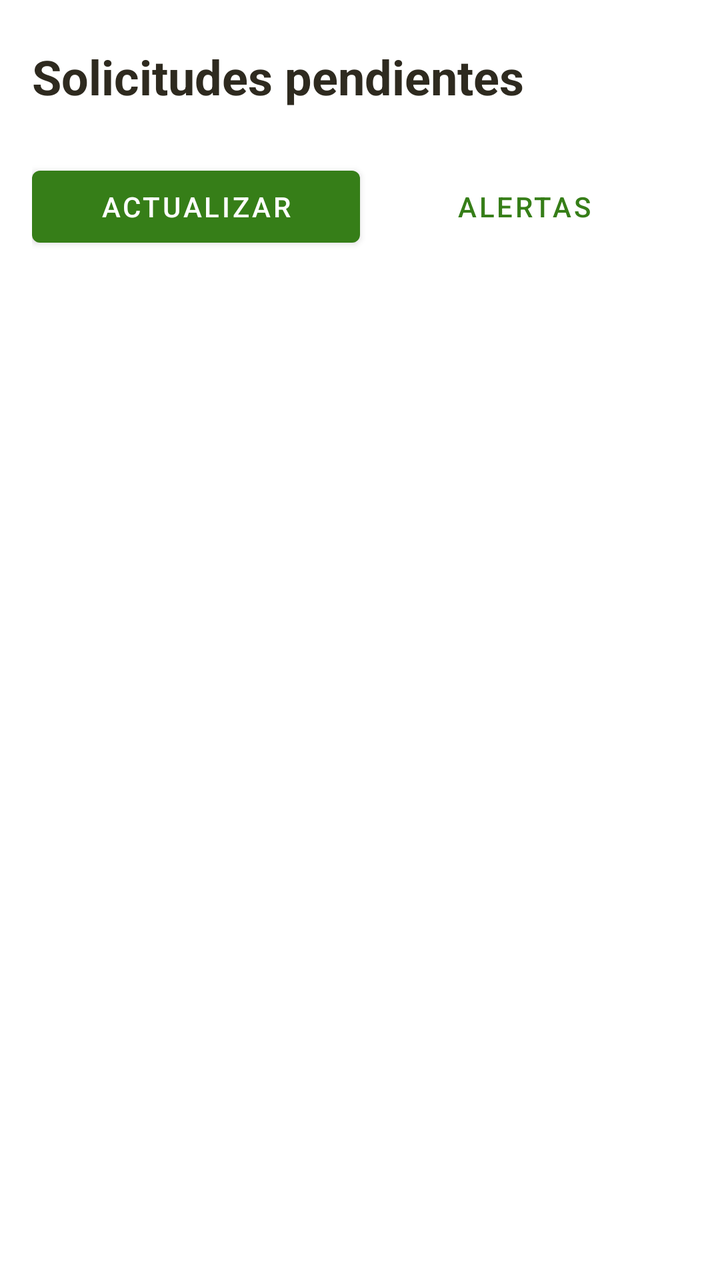
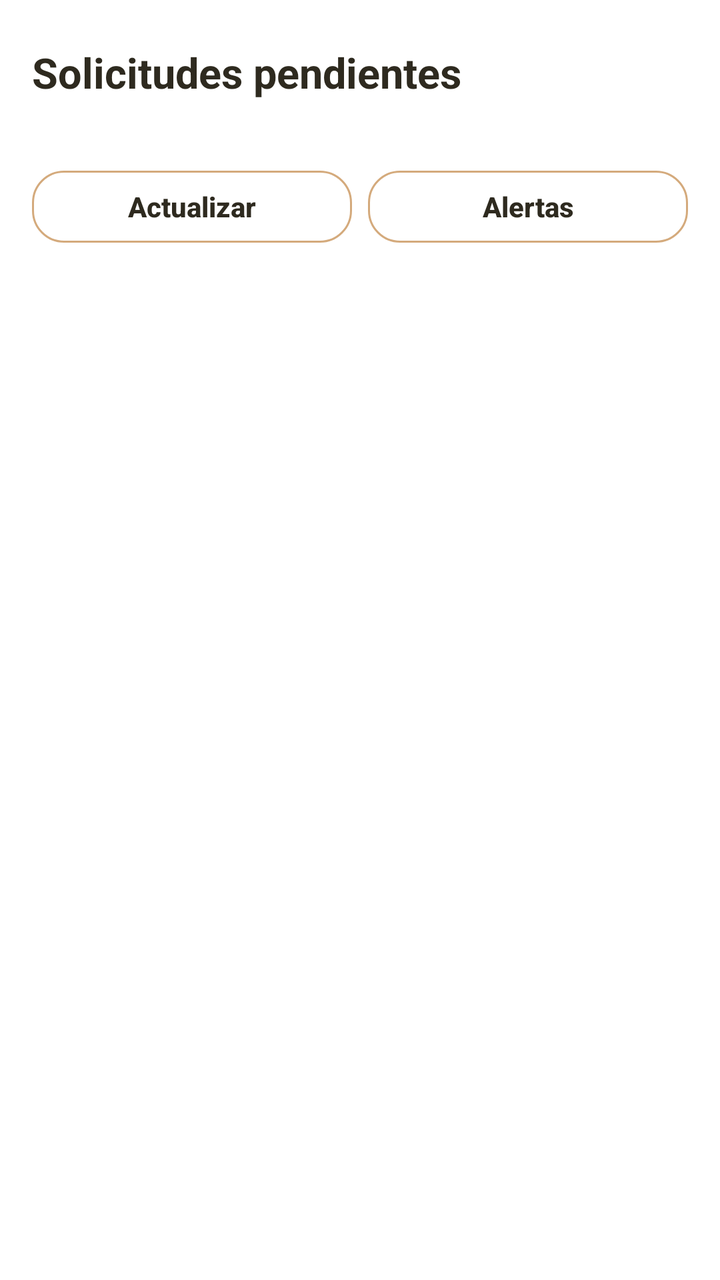

Two renders of the same Android screen: before a commit and after it. Below are the layout's source before the change and the commit's diff.
<!-- AndroidManifest.xml: application theme Theme.Ocasion_mobil_v2 -->
<!-- res/layout/fragment_reservaciones_inbox.xml -->
<LinearLayout xmlns:android="http://schemas.android.com/apk/res/android"
    android:layout_width="match_parent" android:layout_height="match_parent" android:orientation="vertical" android:padding="16dp">
    <TextView style="@style/ReservaTexto" android:text="@string/reserva_bandeja" android:textSize="24sp" android:textStyle="bold" />
    <TextView style="@style/ReservaTexto" android:id="@+id/tvConteoReservas" android:textSize="14sp" android:textColor="@color/texto_secundario" android:accessibilityLiveRegion="polite" />
    <LinearLayout android:layout_width="match_parent" android:layout_height="wrap_content" android:orientation="horizontal">
        <Button android:id="@+id/btnActualizarReservas" android:layout_width="0dp" android:layout_height="wrap_content" android:layout_weight="1" android:text="Actualizar" android:minHeight="48dp" />
        <Button android:id="@+id/btnActivarAlertas" style="@style/Widget.MaterialComponents.Button.TextButton" android:layout_width="0dp" android:layout_height="wrap_content" android:layout_weight="1" android:text="Alertas" android:minHeight="48dp" />
    </LinearLayout>
    <TextView style="@style/ReservaTexto" android:id="@+id/tvEstadoAlertas" android:textSize="12sp" android:textColor="@color/texto_secundario" />
    <ProgressBar android:id="@+id/progressReservaciones" android:layout_width="32dp" android:layout_height="32dp" android:layout_gravity="center" android:visibility="gone" />
    <TextView style="@style/ReservaTexto" android:id="@+id/tvErrorReservaciones" android:textColor="@color/rojo_error" android:visibility="gone" android:accessibilityLiveRegion="polite" />
    <TextView style="@style/ReservaTexto" android:id="@+id/tvReservasVacias" android:text="Estás al día. No tienes solicitudes pendientes." android:gravity="center" android:padding="24dp" android:visibility="gone" />
    <androidx.recyclerview.widget.RecyclerView android:id="@+id/rvReservaciones" android:layout_width="match_parent" android:layout_height="0dp" android:layout_weight="1" android:clipToPadding="false" android:paddingBottom="16dp" />
</LinearLayout>
<!-- resources referenced by this layout -->
<resources>
  <color name="rojo_error">#CC3636</color>
  <color name="texto_secundario">#6E6A5A</color>
  <string name="reserva_bandeja">Solicitudes pendientes</string>
  <style name="ReservaTexto">
          <item name="android:layout_width">match_parent</item>
          <item name="android:layout_height">wrap_content</item>
          <item name="android:textSize">16sp</item>
          <item name="android:textColor">@color/texto_principal</item>
          <item name="android:layout_marginTop">6dp</item>
      </style>
  <style name="Theme.Ocasion_mobil_v2" parent="Theme.MaterialComponents.Light.NoActionBar">
          <item name="colorPrimary">@color/verde_primario</item>
          <item name="colorPrimaryVariant">@color/verde_primario</item>
          <item name="colorOnPrimary">@color/blanco</item>
          <item name="colorSecondary">@color/naranja_primario</item>
          <item name="colorOnSecondary">@color/texto_principal</item>
          <item name="colorAccent">@color/naranja_primario</item>
  
          
          <item name="colorPrimaryDark">@color/header_footer_dark</item>
          <item name="android:statusBarColor">@color/header_footer_dark</item>
          <item name="android:windowLightStatusBar">true</item>
          <item name="android:enforceStatusBarContrast">false</item>
      </style>
  <color name="texto_principal">#2E2A1F</color>
  <color name="verde_primario">#367E18</color>
  <color name="blanco">#FFFFFF</color>
  <color name="naranja_primario">#F57328</color>
  <color name="header_footer_dark">#FFD65A</color>
</resources>

<!-- the commit's change to res/layout/fragment_reservaciones_inbox.xml (unified diff, before → after) -->
@@ -1,14 +1,14 @@
 <LinearLayout xmlns:android="http://schemas.android.com/apk/res/android"
     android:layout_width="match_parent" android:layout_height="match_parent" android:orientation="vertical" android:padding="16dp">
-    <TextView style="@style/ReservaTexto" android:text="@string/reserva_bandeja" android:textSize="24sp" android:textStyle="bold" />
+    <TextView style="@style/ReservaTexto" android:text="@string/reserva_bandeja" android:textSize="21sp" android:accessibilityHeading="true" android:textStyle="bold" />
     <TextView style="@style/ReservaTexto" android:id="@+id/tvConteoReservas" android:textSize="14sp" android:textColor="@color/texto_secundario" android:accessibilityLiveRegion="polite" />
-    <LinearLayout android:layout_width="match_parent" android:layout_height="wrap_content" android:orientation="horizontal">
-        <Button android:id="@+id/btnActualizarReservas" android:layout_width="0dp" android:layout_height="wrap_content" android:layout_weight="1" android:text="Actualizar" android:minHeight="48dp" />
-        <Button android:id="@+id/btnActivarAlertas" style="@style/Widget.MaterialComponents.Button.TextButton" android:layout_width="0dp" android:layout_height="wrap_content" android:layout_weight="1" android:text="Alertas" android:minHeight="48dp" />
+    <LinearLayout android:layout_width="match_parent" android:layout_height="wrap_content" android:layout_marginTop="4dp" android:orientation="horizontal">
+        <com.google.android.material.button.MaterialButton android:id="@+id/btnActualizarReservas" style="@style/BotonOcasionSecundario" android:layout_width="0dp" android:layout_height="wrap_content" android:layout_weight="1" android:layout_marginEnd="4dp" android:text="Actualizar" android:stateListAnimator="@null" />
+        <com.google.android.material.button.MaterialButton android:id="@+id/btnActivarAlertas" style="@style/BotonOcasionSecundario" android:layout_width="0dp" android:layout_height="wrap_content" android:layout_weight="1" android:layout_marginStart="4dp" android:text="Alertas" android:stateListAnimator="@null" />
     </LinearLayout>
     <TextView style="@style/ReservaTexto" android:id="@+id/tvEstadoAlertas" android:textSize="12sp" android:textColor="@color/texto_secundario" />
     <ProgressBar android:id="@+id/progressReservaciones" android:layout_width="32dp" android:layout_height="32dp" android:layout_gravity="center" android:visibility="gone" />
     <TextView style="@style/ReservaTexto" android:id="@+id/tvErrorReservaciones" android:textColor="@color/rojo_error" android:visibility="gone" android:accessibilityLiveRegion="polite" />
-    <TextView style="@style/ReservaTexto" android:id="@+id/tvReservasVacias" android:text="Estás al día. No tienes solicitudes pendientes." android:gravity="center" android:padding="24dp" android:visibility="gone" />
+    <TextView style="@style/ReservaTexto" android:id="@+id/tvReservasVacias" android:text="Estás al día. No tienes solicitudes pendientes." android:background="@drawable/bg_owner_card" android:gravity="center" android:padding="24dp" android:visibility="gone" />
     <androidx.recyclerview.widget.RecyclerView android:id="@+id/rvReservaciones" android:layout_width="match_parent" android:layout_height="0dp" android:layout_weight="1" android:clipToPadding="false" android:paddingBottom="16dp" />
 </LinearLayout>
<!-- resource entries referenced after the edit -->
@@ -2,7 +2,35 @@
 <resources>
   <color name="rojo_error">#CC3636</color>
   <color name="texto_secundario">#6E6A5A</color>
+  <!-- drawable bg_owner_card (drawable) -->
+  <?xml version="1.0" encoding="utf-8"?>
+  <shape xmlns:android="http://schemas.android.com/apk/res/android"
+      android:shape="rectangle">
+  
+      <solid android:color="@color/blanco" />
+  
+      <corners android:radius="22dp" />
+  
+      <stroke
+          android:width="1dp"
+          android:color="@color/borde_input" />
+  
+  </shape>
   <string name="reserva_bandeja">Solicitudes pendientes</string>
+  <style name="BotonOcasionSecundario" parent="Widget.MaterialComponents.Button.OutlinedButton">
+          <item name="backgroundTint">@color/blanco</item>
+          <item name="strokeColor">@color/boton_secundario_borde</item>
+          <item name="strokeWidth">1dp</item>
+          <item name="android:textColor">@color/boton_texto</item>
+          <item name="android:textAllCaps">false</item>
+          <item name="android:minHeight">48dp</item>
+          <item name="cornerRadius">16dp</item>
+          <item name="android:textStyle">bold</item>
+          <item name="android:letterSpacing">0</item>
+          <item name="android:stateListAnimator">@null</item>
+          <item name="elevation">0dp</item>
+          <item name="rippleColor">#24F57328</item>
+      </style>
   <style name="ReservaTexto">
           <item name="android:layout_width">match_parent</item>
           <item name="android:layout_height">wrap_content</item>
@@ -11,6 +39,8 @@
           <item name="android:layout_marginTop">6dp</item>
       </style>
   <style name="Theme.Ocasion_mobil_v2" parent="Theme.MaterialComponents.Light.NoActionBar">
+          <item name="materialButtonStyle">@style/BotonOcasionPrincipal</item>
+          <item name="materialButtonOutlinedStyle">@style/BotonOcasionSecundario</item>
           <item name="colorPrimary">@color/verde_primario</item>
           <item name="colorPrimaryVariant">@color/verde_primario</item>
           <item name="colorOnPrimary">@color/blanco</item>
@@ -25,8 +55,21 @@
           <item name="android:enforceStatusBarContrast">false</item>
       </style>
   <color name="texto_principal">#2E2A1F</color>
+  <style name="BotonOcasionPrincipal" parent="Widget.MaterialComponents.Button">
+          <item name="backgroundTint">@color/boton_principal_fondo</item>
+          <item name="android:textColor">@color/boton_texto</item>
+          <item name="android:textAllCaps">false</item>
+          <item name="android:textStyle">bold</item>
+          <item name="android:minHeight">48dp</item>
+          <item name="cornerRadius">16dp</item>
+          <item name="android:letterSpacing">0</item>
+          <item name="android:stateListAnimator">@null</item>
+          <item name="elevation">0dp</item>
+          <item name="rippleColor">#242E2A1F</item>
+      </style>
   <color name="verde_primario">#367E18</color>
   <color name="blanco">#FFFFFF</color>
+  <color name="borde_input">#E0DCB8</color>
   <color name="naranja_primario">#F57328</color>
   <color name="header_footer_dark">#FFD65A</color>
 </resources>
